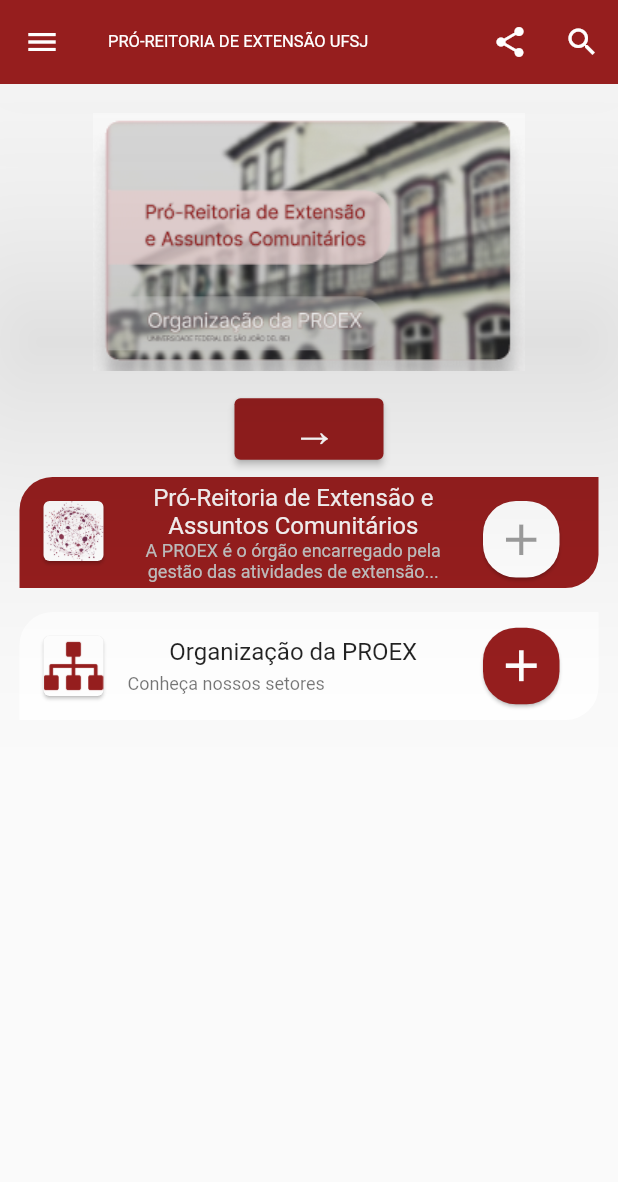
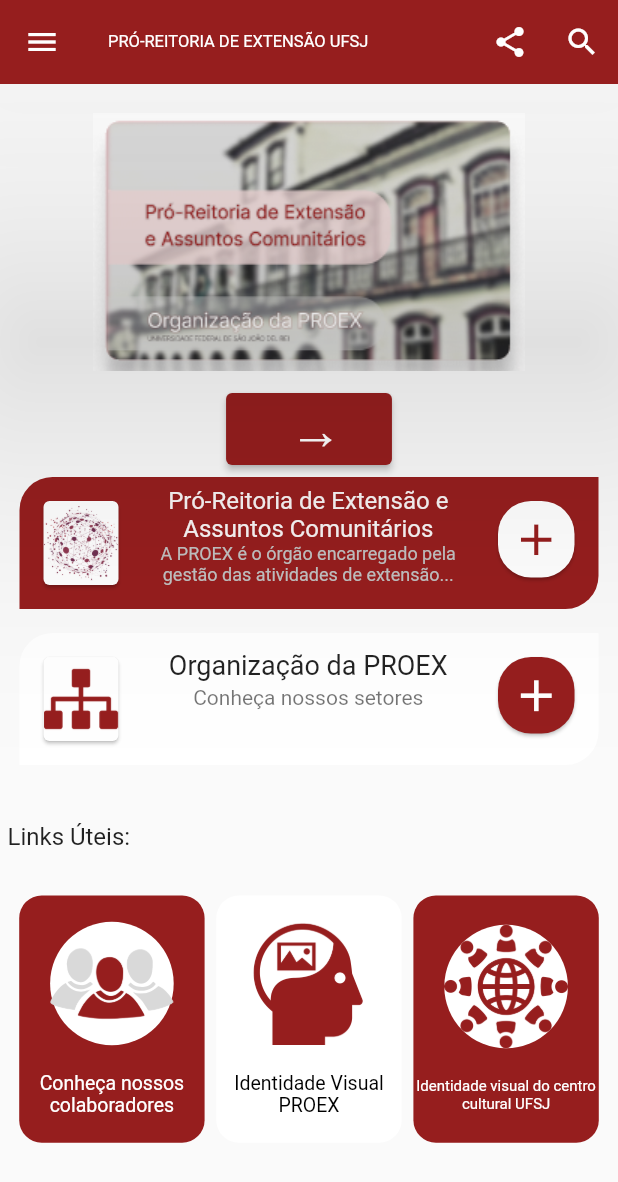
Before and after one commit to lgpolgpo/Proex_V2, a Flutter app: the screen it shows after launch, on a phone screen of 412 x 824 dp. Shown: the top 1182 px of the screen. Run offline on Flutter 3.47's test engine with Material 2 defaults, Android fonts, the phone set to English and light mode, and no system bars; drawn by our look-alikes of carousel_slider; our stand-ins replace share.

Commit message:
Adiçao de Padding e Card Padrão

```diff
--- a/v2/proex_v2/lib/carrosel.dart
+++ b/v2/proex_v2/lib/carrosel.dart
@@ -45,7 +45,7 @@
         child: const Text(
           ' →    ',
           textAlign: TextAlign.center ,
-          style:TextStyle(fontSize: 30),
+          style:TextStyle(fontSize: 35),
         ),
       ),
     ],
--- a/v2/proex_v2/lib/main.dart
+++ b/v2/proex_v2/lib/main.dart
@@ -1,6 +1,7 @@
 // ignore_for_file: prefer_const_constructors
 
 import 'package:flutter/material.dart';
+import 'package:proex_v2/gridview.dart';
 import 'package:proex_v2/menulateral.dart';
 import 'telaprincipal.dart';
 import 'telaextensao.dart';
@@ -26,6 +27,8 @@
       'TelaPrincipal':(context) => MyHomePage(),
       'MenuLateral':(context) =>  MenuLateral() ,
       'TelaExtensao':(context) => TelaExtensao(),
+      //'TelaExtensaoInicio':(context) => ;
+      'TelaExtensaoProcessos':(context) => TelaExtensaoProcessos(),
       //'Tela 1':(context) => Tela1();
       //'Tela 2':(context) => Tela2();
     },
@@ -33,3 +36,4 @@
     );
   }
 }
+final Color vermelhoProex=Color.fromRGBO(150, 30, 30, 1);
--- a/v2/proex_v2/lib/menulateral.dart
+++ b/v2/proex_v2/lib/menulateral.dart
@@ -45,7 +45,7 @@
                     title: Text('Processos e anexos'),
                     leading: Icon(Icons.ads_click_rounded),
                     onTap: () {
-
+                      Navigator.pushNamed(context, 'TelaExtensaoProcessos');
                     },
                   ),
                   ListTile(
--- a/v2/proex_v2/lib/telaprincipal.dart
+++ b/v2/proex_v2/lib/telaprincipal.dart
@@ -2,14 +2,20 @@
 
 // ignore_for_file: prefer_const_constructors
 
+
 import 'package:flutter/material.dart';
 import 'package:share/share.dart';
+import 'carrosel.dart';
 import 'menulateral.dart';
-import 'carrosel.dart';
 
-class MyHomePage extends StatelessWidget{
+class MyHomePage extends StatefulWidget {
   const MyHomePage({Key? key}) : super(key: key);
 
+  @override
+  State<MyHomePage> createState() => _MyHomePageState();
+}
+
+class _MyHomePageState extends State<MyHomePage> {
   @override
   Widget build(BuildContext context) {
     return Scaffold(
@@ -17,19 +23,84 @@
       drawer: MenuLateral(),
       body:Container(
         padding: const EdgeInsets.all(5) ,
+        child: SingleChildScrollView(
           child: Column(
-          crossAxisAlignment: CrossAxisAlignment.center,
+            crossAxisAlignment: CrossAxisAlignment.stretch,
             children: [
               CarouselDemo(),
-            meuBody1(),
-            meuBody2(),
-            //teste1(),
+              meuPaddingPadrao(
+                context,
+                corPrimaria: Color.fromRGBO(150, 30, 30, 1) ,
+                corSecundaria:Colors.white ,
+                corFontePrimaria: Color.fromARGB(255, 248, 244, 244),
+                corFonteSecundaria: Color.fromARGB(255, 193, 192, 192),
+                icone:'assets/images/mundinho.png' ,
+                titulo: 'Pró-Reitoria de Extensão e Assuntos Comunitários ',
+                tamanhoFontePrimaria: 16,
+                subTitulo: 'A PROEX é o órgão encarregado pela gestão das atividades de extensão...',
+                tamanhoFonteSecundaria: 12,
+              ),
+              meuPaddingPadrao(
+                context,
+                corPrimaria:Colors.white ,
+                corSecundaria:Color.fromRGBO(150, 30, 30, 1) ,
+                corFontePrimaria:  Colors.black87,
+                corFonteSecundaria: Colors.black54,
+                icone:'assets/images/conexao.png',
+                titulo: 'Organização da PROEX',
+                tamanhoFontePrimaria: 18,
+                subTitulo: 'Conheça nossos setores',
+                tamanhoFonteSecundaria: 14,
+              ),
+              SizedBox(width: double.infinity,height: 30,),
+              Text(
+                'Links Úteis:',
+                style: TextStyle(
+                    fontSize: 16,
+                    color: Colors.black87,//cor fonte primaria
+                  ),
+                  textAlign: TextAlign.start,
+              ),
+              SizedBox(width: double.infinity,height: 30,),
+              Row(
+                mainAxisAlignment:MainAxisAlignment.spaceEvenly ,
+                crossAxisAlignment: CrossAxisAlignment.start,
+                children: [
+                  cardizinho(
+                    context,
+                    corPrimaria:Color.fromRGBO(150, 30, 30, 1) ,
+                    corFonte: Colors.white,
+                    tamanhoFonte: 13,
+                    texto: 'Conheça nossos colaboradores',
+                    icone: 'assets/images/colaboradores.png',
+                  ),
+                  cardizinho(
+                    context,
+                    corPrimaria:Colors.white,
+                    corFonte: Colors.black ,
+                    tamanhoFonte: 13,
+                    texto: 'Identidade Visual PROEX',
+                    icone: 'assets/images/mente.png',
+                  ),
+                  cardizinho(
+                    context,
+                    corPrimaria:Color.fromRGBO(150, 30, 30, 1) ,
+                    corFonte: Colors.white,
+                    tamanhoFonte: 10,
+                    texto: 'Identidade visual do centro cultural UFSJ',
+                    icone: 'assets/images/mesadereuniao.png',
+                  ),
                 ],
+              ),
+            ],
+          ),
         ),
       ),
     );
   }
 }
+
+
 
 // ignore: must_be_immutable
 AppBar minhaAppBar({ required String tituloAppBar}){
@@ -56,9 +127,9 @@
 }
 
 
-Widget meuBody1(){
-  return const Padding(
-              padding:EdgeInsets.all(8),
+Widget meuPaddingPadrao(context,{String? icone,Color? corPrimaria,Color? corSecundaria,Color? corFontePrimaria,Color? corFonteSecundaria,String? titulo,String? subTitulo,double? tamanhoFontePrimaria,double? tamanhoFonteSecundaria}){
+  return Padding(
+              padding: EdgeInsets.all(8),
               child: ListTile(
                 shape: RoundedRectangleBorder(
                   borderRadius: BorderRadius.only(
@@ -66,37 +137,38 @@
                     bottomRight: Radius.circular(22),
                   ),
                 ),
+                isThreeLine: true,
                 leading:Card(
-                  color: Colors.white,
+                  color: Colors.white,//cor secundaria
                   margin: EdgeInsets.all(0),
                   child:Image(
                         fit:BoxFit.contain ,
-                        image: AssetImage('assets/images/mundinho.png'),
-                        alignment: Alignment.centerLeft,
-                        width: 40.0,
-                        height: 40.0,
+                        image: AssetImage(icone!), //icone
+                        alignment: Alignment.center,
+                        width:50,
+                        height: 80.0,
                       ),
                 ),
                 title:Text(
-                  'Pró-Reitoria de Extensão e Assuntos Comunitários ',
+                  titulo!,
                   style: TextStyle(
-                    fontSize: 16,
-                    color: Color.fromARGB(255, 248, 244, 244),
+                    fontSize: tamanhoFontePrimaria,
+                    color: corFontePrimaria,//cor fonte primaria
                   ),
                   textAlign: TextAlign.center,
                 ),
                 subtitle: Text(
-                  'A PROEX é o órgão encarregado pela gestão das atividades de extensão...',
+                  subTitulo!,
                    style: TextStyle(
-                    fontSize: 12,
-                    color: Color.fromARGB(255, 193, 192, 192),
+                    fontSize: tamanhoFonteSecundaria,
+                    color: corFonteSecundaria,//cor fonte secundaria
                   ),
                 textAlign: TextAlign.center,
                 ),
-                tileColor: Color.fromRGBO(150, 30, 30, 1) ,
+                tileColor: corPrimaria, //cor primaria
                 trailing: Card(
-                  color: Colors.white,
-                  margin: EdgeInsets.only(left:0 ,right: 10,top: 0,bottom: 0) ,
+                  color: corSecundaria, //cor secundaria
+                  margin: EdgeInsets.zero ,
                   shape: RoundedRectangleBorder(
                     borderRadius: BorderRadius.only(
                       topLeft: Radius.circular(22),
@@ -107,7 +179,10 @@
                   ),
                   child:IconButton(
                       onPressed: null,
-                      icon: Icon(Icons.add),
+                      icon:Icon(
+                        Icons.add,
+                        color: corPrimaria,
+                      ),
                       iconSize: 35,
                       alignment: AlignmentDirectional.centerEnd ,
                     ),
@@ -115,119 +190,36 @@
                 ),
       );
 }
-Widget meuBody2(){
-  return const Padding(
-              padding:EdgeInsets.all(8),
-              child: ListTile(
-                shape: RoundedRectangleBorder(
-                  borderRadius: BorderRadius.only(
-                    topLeft: Radius.circular(22),
-                    bottomRight: Radius.circular(22),
+
+
+Container cardizinho(context,{Color? corPrimaria,Color? corFonte,String? texto,String? icone,double? tamanhoFonte}){
+  return Container(
+          width: MediaQuery.of(context).size.width*0.30,
+          height: MediaQuery.of(context).size.height*0.20,
+          decoration: BoxDecoration(
+            color:corPrimaria,//cor primaria
+            borderRadius: BorderRadius.circular(15),
+          ),
+          child: Column(
+            mainAxisAlignment:MainAxisAlignment.spaceEvenly ,
+            crossAxisAlignment: CrossAxisAlignment.center,
+            children: [
+              CircleAvatar(
+                radius:MediaQuery.of(context).size.width*0.10 ,
+                backgroundColor: Colors.white,//cor secundaria
+                child: Image.asset(
+                  icone!,//icone
+                  width: MediaQuery.of(context).size.width*0.25,
+                  height: MediaQuery.of(context).size.height*0.25,
                 ),
               ),
-                leading:Card(
-                  color: Colors.white,
-                  margin: EdgeInsets.all(0),
-                  child:Image(
-                        fit:BoxFit.fill ,
-                        image: AssetImage('assets/images/conexao.png'),
-                        alignment: Alignment.centerLeft,
-                        width: 40.0,
-                        height: 40.0,
+              Text(
+                texto!,//texto
+                textAlign: TextAlign.center,
+                style:TextStyle(
+                  color: corFonte,//cor secundaria
+                  fontSize: tamanhoFonte,
                 ),
-                ),
-                title:Text(
-                  'Organização da PROEX',
-                  style: TextStyle(
-                    fontSize: 16,
-                    color: Colors.black87,
-                  ),
-                  textAlign: TextAlign.center,
-                ),
-                subtitle: Text(
-                  'Conheça nossos setores',
-                   style: TextStyle(
-                    fontSize: 12,
-                    color: Colors.black54,
-                  ),
-                ),
-                tileColor: Colors.white ,
-                trailing: Card(
-                  color: Color.fromRGBO(150, 30, 30, 1),
-                  margin: EdgeInsets.only(left:0 ,right: 10,top: 0,bottom: 0) ,
-                  shape: RoundedRectangleBorder(
-                    borderRadius: BorderRadius.only(
-                      topLeft: Radius.circular(22),
-                      topRight: Radius.circular(22),
-                      bottomLeft: Radius.circular(22),
-                      bottomRight: Radius.circular(22),
-                    ),
-                  ),
-                  child:IconButton(
-                      onPressed: null,
-                      icon: Icon(
-                        Icons.add,
-                        color: Colors.white,
-                      ),
-
-                      iconSize: 35,
-                      alignment: AlignmentDirectional.centerEnd ,
-                    ),
-                  ),
-                ),
-              );
-}
-Widget cartaoimagem(){
-  return Card(
-            shape: RoundedRectangleBorder(
-              borderRadius: BorderRadius.only(
-                topLeft: Radius.circular(2),
-                topRight: Radius.circular(2),
-                bottomLeft: Radius.circular(2),
-                bottomRight: Radius.circular(2),
-              ),
-            ),
-            color: Colors.white,
-            child:Image(
-              image: AssetImage('assets/images/colaboradores.png'),
-              width: 30,
-              height: 30,
-            ),
-          );
-}
-Widget cartaotexto(){
-  return Text(
-            'Conheça nossos colaboradores',
-            textAlign: TextAlign.end,
-            style: TextStyle(
-              fontSize:12 ,
-              color: Colors.black,
-            ),
-          );
-}
-Widget teste1(){
-  return Directionality(
-    textDirection: TextDirection.ltr,
-    child: Row(
-      mainAxisAlignment:MainAxisAlignment.spaceAround ,
-      children: [
-        Column(
-          children: [
-            cartaoimagem(),
-            cartaotexto(),
-          ],
-        ),
-        Column(
-          children: [
-            cartaoimagem(),
-            cartaotexto(),
-          ],
-        ),
-         Column(
-          children: [
-            cartaoimagem(),
-            cartaotexto(),
-          ],
               ),
             ],
           ),
```
Also changed, not shown: v2/proex_v2/lib/gridview.dart (added, +75 -0 lines), v2/proex_v2/lib/telaextensao.dart (+100 -90 lines), 10 other files. Lines whose indentation alone changed are shown as unchanged.
